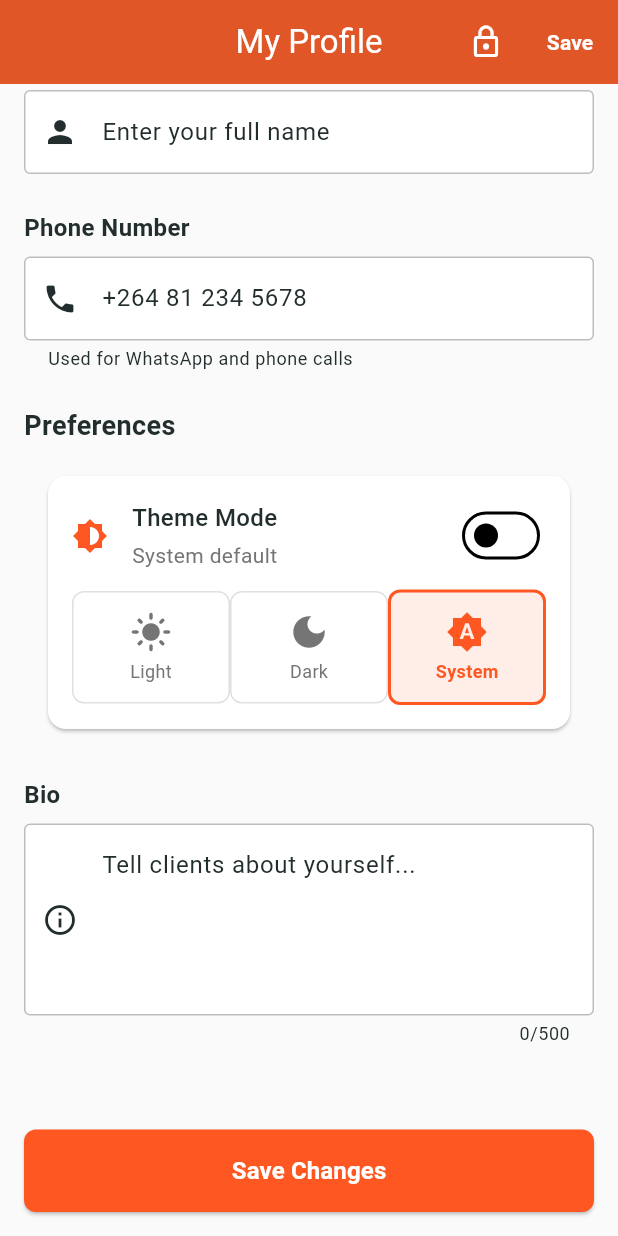
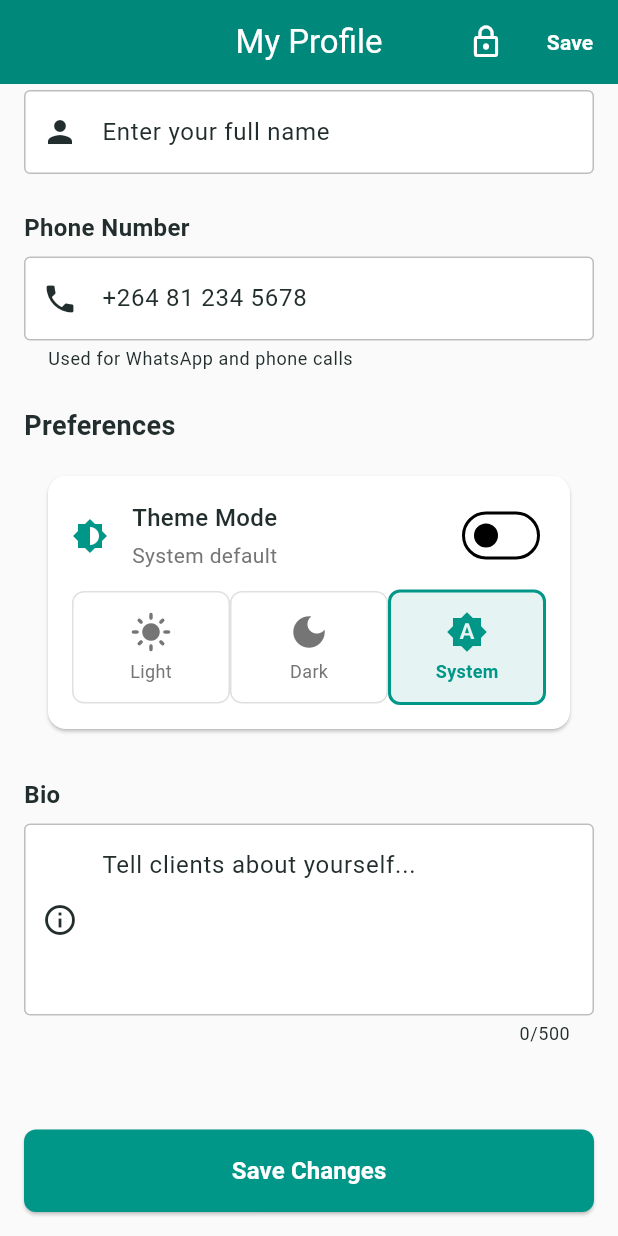
Before and after one commit to KeenanHusselmann/HireMeBuddy-v1.0.0, a Flutter app: the ProfileScreen screen opened by its route, scrolled down 224 dp, on a phone screen of 412 x 824 dp. Run offline on Flutter 3.47's test engine with Material 3 defaults, Android fonts, the phone set to English and light mode, and no system bars; our stand-ins replace app_links, camera, firebase_core, firebase_messaging, fl_chart, flutter_cache_manager and 12 more; missing offline and left inert: video_thumbnail; accounts and stored records are empty; network calls fail; project files that could hold a hidden picture were left out.

Commit message:
fix: Update Client app Messages and Profile screens to use teal theme
- Changed all Colors.deepOrange to Colors.teal in Profile screen
- Changed all Colors.deepOrange to Colors.teal in Conversations (Messages) screen
- Updated app bars, avatars, buttons, text fields, and UI elements
- Maintains consistent teal color theme (#008B80) across client app
- Provider app screens retain orange theme as intended

```diff
--- a/lib/features/chat/screens/conversations_screen.dart
+++ b/lib/features/chat/screens/conversations_screen.dart
@@ -124,7 +124,7 @@ class _ConversationsScreenState extends ConsumerState<ConversationsScreen> {
   Widget build(BuildContext context) {
     return Scaffold(
       appBar: AppBar(
-        backgroundColor: Colors.deepOrange.shade600,
+        backgroundColor: Colors.teal.shade600,
         foregroundColor: Colors.white,
         title: const Text('Messages'),
         actions: [
@@ -152,7 +152,7 @@ class _ConversationsScreenState extends ConsumerState<ConversationsScreen> {
         ],
       ),
       body: _isLoading
-          ? const Center(child: CircularProgressIndicator(color: Colors.deepOrange))
+          ? const Center(child: CircularProgressIndicator(color: Colors.teal))
           : _conversations.isEmpty
               ? Center(
                   child: Column(
@@ -196,7 +196,7 @@ class _ConversationsScreenState extends ConsumerState<ConversationsScreen> {
                           children: [
                             CircleAvatar(
                               radius: 28,
-                              backgroundColor: Colors.deepOrange.shade100,
+                              backgroundColor: Colors.teal.shade100,
                               backgroundImage: contact['avatar_url'] != null
                                   ? NetworkImage(contact['avatar_url'])
                                   : null,
@@ -204,7 +204,7 @@ class _ConversationsScreenState extends ConsumerState<ConversationsScreen> {
                                   ? Text(
                                       contactName.substring(0, 1).toUpperCase(),
                                       style: TextStyle(
-                                        color: Colors.deepOrange.shade700,
+                                        color: Colors.teal.shade700,
                                         fontWeight: FontWeight.bold,
                                         fontSize: 20,
                                       ),
@@ -262,7 +262,7 @@ class _ConversationsScreenState extends ConsumerState<ConversationsScreen> {
                               time,
                               style: TextStyle(
                                 fontSize: 12,
-                                color: unreadCount > 0 ? Colors.deepOrange : Colors.grey.shade600,
+                                color: unreadCount > 0 ? Colors.teal : Colors.grey.shade600,
                                 fontWeight: unreadCount > 0 ? FontWeight.bold : FontWeight.normal,
                               ),
                             ),
--- a/lib/features/profile/screens/profile_screen.dart
+++ b/lib/features/profile/screens/profile_screen.dart
@@ -297,7 +297,7 @@ class _ProfileScreenState extends ConsumerState<ProfileScreen> {
             Icon(
               Icons.person_add_outlined,
               size: 80,
-              color: Colors.deepOrange.shade300,
+              color: Colors.teal.shade300,
             ),
             const SizedBox(height: 24),
             const Text(
@@ -325,7 +325,7 @@ class _ProfileScreenState extends ConsumerState<ProfileScreen> {
               icon: const Icon(Icons.arrow_forward),
               label: const Text('Complete Registration'),
               style: ElevatedButton.styleFrom(
-                backgroundColor: Colors.deepOrange.shade600,
+                backgroundColor: Colors.teal.shade600,
                 foregroundColor: Colors.white,
                 padding: const EdgeInsets.symmetric(horizontal: 32, vertical: 16),
                 textStyle: const TextStyle(
@@ -365,7 +365,7 @@ class _ProfileScreenState extends ConsumerState<ProfileScreen> {
   Widget _buildProfileScreen(BuildContext context) {
     return Scaffold(
       appBar: AppBar(
-        backgroundColor: Colors.deepOrange.shade600,
+        backgroundColor: Colors.teal.shade600,
         foregroundColor: Colors.white,
         title: const Text('My Profile'),
         centerTitle: true,
@@ -401,7 +401,7 @@ class _ProfileScreenState extends ConsumerState<ProfileScreen> {
       ),
       body: SafeArea(
         child: _isLoading
-            ? const Center(child: CircularProgressIndicator(color: Colors.deepOrange))
+            ? const Center(child: CircularProgressIndicator(color: Colors.teal))
             : _isProvider && !_hasProviderProfile
                 ? _buildRegistrationPrompt()
                 : SingleChildScrollView(
@@ -417,7 +417,7 @@ class _ProfileScreenState extends ConsumerState<ProfileScreen> {
                         children: [
                           CircleAvatar(
                             radius: 60,
-                            backgroundColor: Colors.deepOrange.shade100,
+                            backgroundColor: Colors.teal.shade100,
                             backgroundImage: _profile?['avatar_url'] != null
                                 ? NetworkImage(_profile!['avatar_url'])
                                 : null,
@@ -430,7 +430,7 @@ class _ProfileScreenState extends ConsumerState<ProfileScreen> {
                                     style: TextStyle(
                                       fontSize: 40,
                                       fontWeight: FontWeight.bold,
-                                      color: Colors.deepOrange.shade700,
+                                      color: Colors.teal.shade700,
                                     ),
                                   )
                                 : null,
@@ -443,7 +443,7 @@ class _ProfileScreenState extends ConsumerState<ProfileScreen> {
                               child: Container(
                                 padding: const EdgeInsets.all(8),
                                 decoration: BoxDecoration(
-                                  color: Colors.deepOrange,
+                                  color: Colors.teal,
                                   shape: BoxShape.circle,
                                   border: Border.all(color: Colors.white, width: 2),
                                 ),
@@ -481,7 +481,7 @@ class _ProfileScreenState extends ConsumerState<ProfileScreen> {
                     const SizedBox(height: 8),
                     TextFormField(
                       controller: _fullNameController,
-                      cursorColor: Colors.deepOrange.shade600,
+                      cursorColor: Colors.teal.shade600,
                       decoration: InputDecoration(
                         hintText: 'Enter your full name',
                         prefixIcon: Icon(Icons.person),
@@ -490,7 +490,7 @@ class _ProfileScreenState extends ConsumerState<ProfileScreen> {
                           borderSide: BorderSide(color: Colors.grey.shade400),
                         ),
                         focusedBorder: OutlineInputBorder(
-                          borderSide: BorderSide(color: Colors.deepOrange.shade600, width: 2),
+                          borderSide: BorderSide(color: Colors.teal.shade600, width: 2),
                         ),
                       ),
                       validator: (value) {
@@ -513,7 +513,7 @@ class _ProfileScreenState extends ConsumerState<ProfileScreen> {
                     const SizedBox(height: 8),
                     TextFormField(
                       controller: _phoneController,
-                      cursorColor: Colors.deepOrange.shade600,
+                      cursorColor: Colors.teal.shade600,
                       decoration: InputDecoration(
                         hintText: '+264 81 234 5678',
                         prefixIcon: Icon(Icons.phone),
@@ -522,7 +522,7 @@ class _ProfileScreenState extends ConsumerState<ProfileScreen> {
                           borderSide: BorderSide(color: Colors.grey.shade400),
                         ),
                         focusedBorder: OutlineInputBorder(
-                          borderSide: BorderSide(color: Colors.deepOrange.shade600, width: 2),
+                          borderSide: BorderSide(color: Colors.teal.shade600, width: 2),
                         ),
                         helperText: 'Used for WhatsApp and phone calls',
                       ),
@@ -555,7 +555,7 @@ class _ProfileScreenState extends ConsumerState<ProfileScreen> {
                               children: [
                                 Icon(
                                   Icons.brightness_6,
-                                  color: Colors.deepOrange,
+                                  color: Colors.teal,
                                 ),
                                 const SizedBox(width: 16),
                                 Expanded(
@@ -589,7 +589,7 @@ class _ProfileScreenState extends ConsumerState<ProfileScreen> {
                                   onChanged: (isDark) {
                                     ref.read(themeModeProvider.notifier).toggleTheme();
                                   },
-                                  activeThumbColor: Colors.deepOrange,
+                                  activeThumbColor: Colors.teal,
                                 ),
                               ],
                             ),
@@ -637,7 +637,7 @@ class _ProfileScreenState extends ConsumerState<ProfileScreen> {
                     const SizedBox(height: 8),
                     TextFormField(
                       controller: _bioController,
-                      cursorColor: Colors.deepOrange.shade600,
+                      cursorColor: Colors.teal.shade600,
                       decoration: InputDecoration(
                         hintText: 'Tell clients about yourself...',
                         prefixIcon: Icon(Icons.info_outline),
@@ -646,7 +646,7 @@ class _ProfileScreenState extends ConsumerState<ProfileScreen> {
                           borderSide: BorderSide(color: Colors.grey.shade400),
                         ),
                         focusedBorder: OutlineInputBorder(
-                          borderSide: BorderSide(color: Colors.deepOrange.shade600, width: 2),
+                          borderSide: BorderSide(color: Colors.teal.shade600, width: 2),
                         ),
                       ),
                       maxLines: 4,
@@ -667,7 +667,7 @@ class _ProfileScreenState extends ConsumerState<ProfileScreen> {
                       const SizedBox(height: 8),
                       TextFormField(
                         controller: _hourlyRateController,
-                        cursorColor: Colors.deepOrange.shade600,
+                        cursorColor: Colors.teal.shade600,
                         decoration: InputDecoration(
                           hintText: 'Enter hourly rate',
                           prefixIcon: Icon(Icons.attach_money),
@@ -676,7 +676,7 @@ class _ProfileScreenState extends ConsumerState<ProfileScreen> {
                             borderSide: BorderSide(color: Colors.grey.shade400),
                           ),
                           focusedBorder: OutlineInputBorder(
-                            borderSide: BorderSide(color: Colors.deepOrange.shade600, width: 2),
+                            borderSide: BorderSide(color: Colors.teal.shade600, width: 2),
                           ),
                           helperText: 'Your hourly rate in dollars',
                         ),
@@ -718,7 +718,7 @@ class _ProfileScreenState extends ConsumerState<ProfileScreen> {
                                   borderSide: BorderSide(color: Colors.grey.shade400),
                                 ),
                                 focusedBorder: OutlineInputBorder(
-                                  borderSide: BorderSide(color: Colors.deepOrange.shade600, width: 2),
+                                  borderSide: BorderSide(color: Colors.teal.shade600, width: 2),
                                 ),
                               ),
                               onSubmitted: (_) => _addSkill(),
@@ -728,7 +728,7 @@ class _ProfileScreenState extends ConsumerState<ProfileScreen> {
                           ElevatedButton(
                             onPressed: _addSkill,
                             style: ElevatedButton.styleFrom(
-                              backgroundColor: Colors.deepOrange,
+                              backgroundColor: Colors.teal,
                               foregroundColor: Colors.white,
                               padding: const EdgeInsets.symmetric(horizontal: 16, vertical: 16),
                             ),
@@ -746,7 +746,7 @@ class _ProfileScreenState extends ConsumerState<ProfileScreen> {
                               label: Text(skill),
                               deleteIcon: const Icon(Icons.close, size: 18),
                               onDeleted: () => _removeSkill(skill),
-                              backgroundColor: Colors.deepOrange.shade50,
+                              backgroundColor: Colors.teal.shade50,
                             );
                           }).toList(),
                         ),
@@ -762,7 +762,7 @@ class _ProfileScreenState extends ConsumerState<ProfileScreen> {
                         onPressed: _isSaving ? null : _saveProfile,
                         style: ElevatedButton.styleFrom(
                           padding: const EdgeInsets.symmetric(vertical: 16),
-                          backgroundColor: Colors.deepOrange,
+                          backgroundColor: Colors.teal,
                           foregroundColor: Colors.white,
                         ),
                         child: _isSaving
@@ -811,12 +811,12 @@ class _ProfileScreenState extends ConsumerState<ProfileScreen> {
           padding: const EdgeInsets.symmetric(vertical: 12),
           decoration: BoxDecoration(
             color: isSelected
-                ? Colors.deepOrange.withOpacity(0.1)
+                ? Colors.teal.withOpacity(0.1)
                 : Colors.transparent,
             borderRadius: BorderRadius.circular(8),
             border: Border.all(
               color: isSelected
-                  ? Colors.deepOrange
+                  ? Colors.teal
                   : Colors.grey.shade300,
               width: isSelected ? 2 : 1,
             ),
@@ -826,7 +826,7 @@ class _ProfileScreenState extends ConsumerState<ProfileScreen> {
               Icon(
                 icon,
                 color: isSelected
-                    ? Colors.deepOrange
+                    ? Colors.teal
                     : Colors.grey.shade600,
                 size: 28,
               ),
@@ -837,7 +837,7 @@ class _ProfileScreenState extends ConsumerState<ProfileScreen> {
                   fontSize: 12,
                   fontWeight: isSelected ? FontWeight.bold : FontWeight.normal,
                   color: isSelected
-                      ? Colors.deepOrange
+                      ? Colors.teal
                       : Colors.grey.shade600,
                 ),
               ),
```
